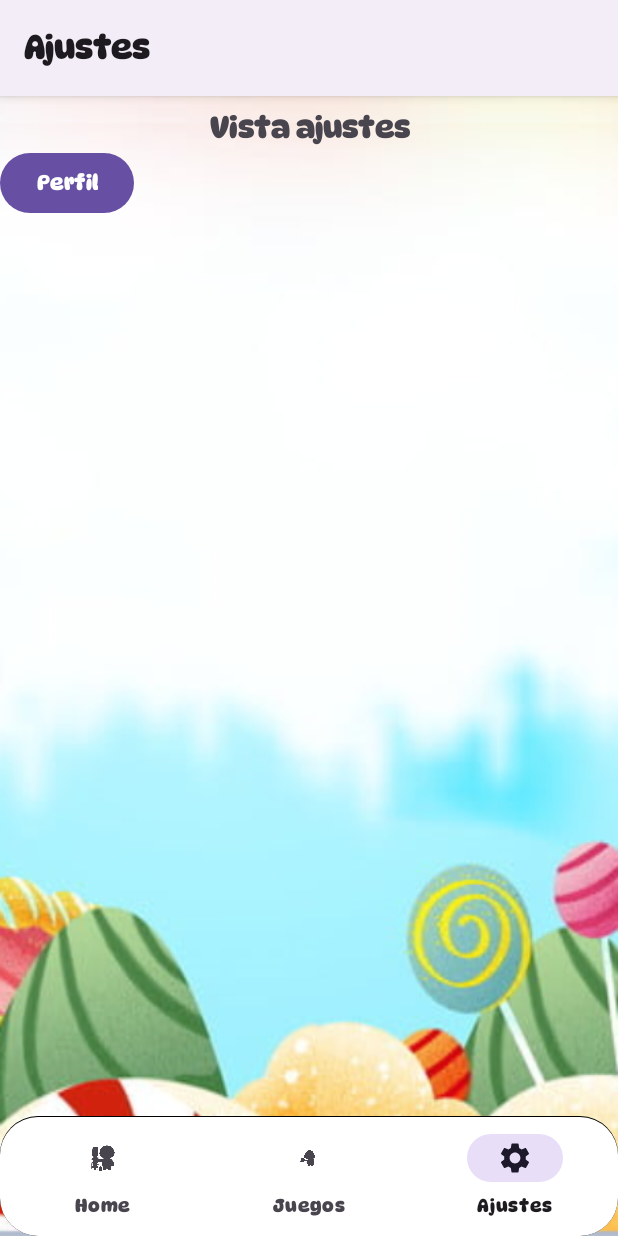
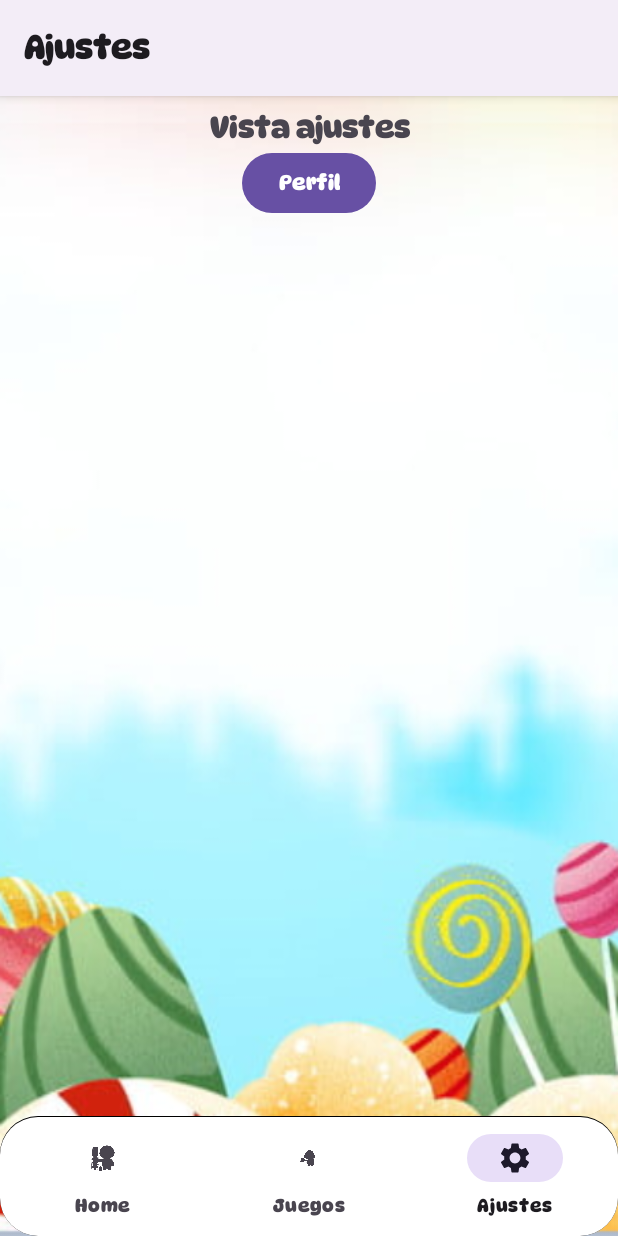
Before and after one commit to AndresFelipe077/Mis-Primeros-Auxilitos-APP, an Android app: the NotificationsFragment screen opened through its navigation route, on a phone screen of 412 x 824 dp. Run offline under Robolectric (Android 15) with nearby library versions, the phone set to English and light mode, and no system bars; our stand-ins replace navigation-ui; libraries missing offline, so code that uses them is left out: www.sanju.motiontoast.

Commit message:
Se centra boton de ajustes en perfil

```diff
--- a/app/src/main/res/layout/fragment_notifications.xml
+++ b/app/src/main/res/layout/fragment_notifications.xml
@@ -23,15 +23,18 @@
         app:layout_constraintStart_toStartOf="parent"
         app:layout_constraintTop_toTopOf="parent" />
 
-    <Button
-        android:id="@+id/btn_profile"
-        android:layout_width="wrap_content"
-        android:layout_height="wrap_content"
-        android:text="@string/perfil"
-        app:layout_constraintBottom_toBottomOf="parent"
-        app:layout_constraintEnd_toEndOf="parent"
-        app:layout_constraintStart_toStartOf="parent"
-        app:layout_constraintTop_toTopOf="parent"
-        app:layout_constraintVertical_bias="0.224" />
+    <LinearLayout
+        android:layout_width="match_parent"
+        android:layout_height="match_parent"
+        android:orientation="vertical">
+
+        <Button
+            android:id="@+id/btn_profile"
+            android:layout_width="wrap_content"
+            android:layout_height="wrap_content"
+            android:text="@string/perfil"
+            android:layout_gravity="center" />
+
+    </LinearLayout>
 
 </LinearLayout>
```
